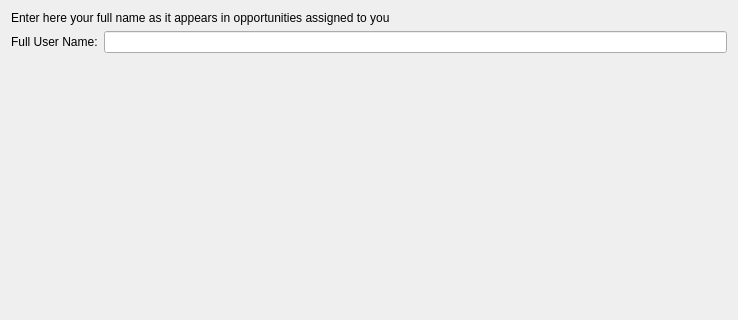
Above: client/src/dialogs/configurationdialog.ui from KDAB/FatCRM before the change; both pictures show x 0 to 738 and y 0 to 320 of the 738 by 696 pixel window. Below: the same form after it.
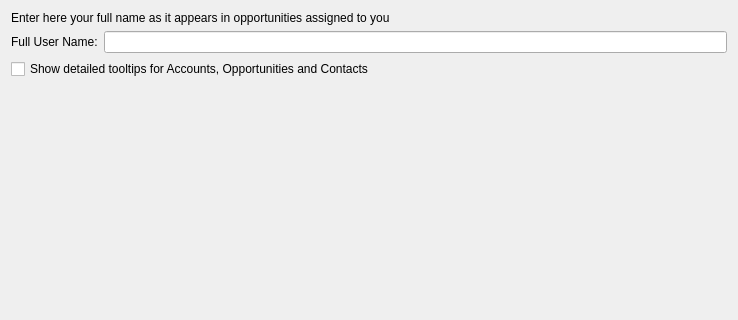
That is the form after the change. Custom widgets are drawn as their Qt base class.

Commit message: Add checkbox for disabling the massive tooltips

Diff of the .ui file:
```diff
--- a/client/src/dialogs/configurationdialog.ui
+++ b/client/src/dialogs/configurationdialog.ui
@@ -38,6 +38,13 @@
      </item>
     </layout>
    </item>
+   <item>
+    <widget class="QCheckBox" name="cbShowToolTips">
+     <property name="text">
+      <string>Show detailed tooltips for Accounts, Opportunities and Contacts</string>
+     </property>
+    </widget>
+   </item>
    <item>
     <spacer name="verticalSpacer">
      <property name="orientation">
```
The commit also changes 6 other files.
